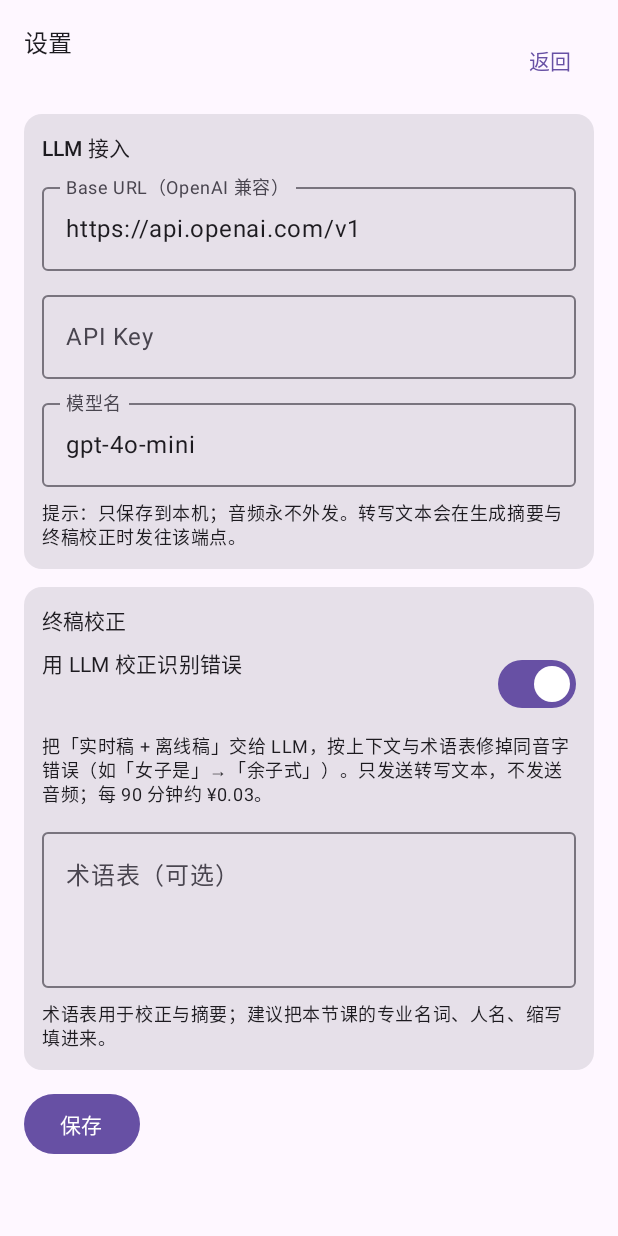
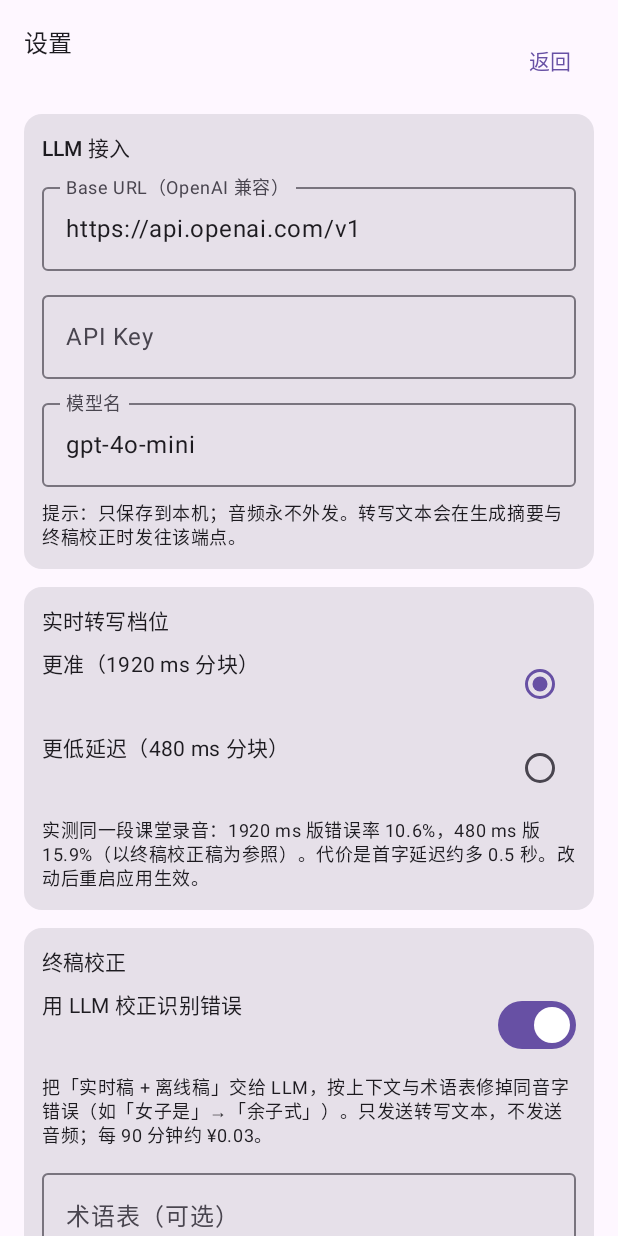
Before and after one commit to drysaltyfish/boguan, an Android app built with Jetpack Compose: the screen it shows after launch (MainActivity), after a tap on "设置", on a phone screen of 412 x 824 dp. Run offline under Robolectric (Android 15) with nearby library versions, the phone set to English and light mode, and no system bars; libraries missing offline, so code that uses them is left out: com.k2fsa.sherpa.

Commit message:
feat(asr): default realtime tier to the 1920ms model (ADR-0012) - measured both streaming variants against the LLM-corrected transcript on a real 18-segment lecture: 1920ms CER 10.6% vs 480ms 15.9% (33% relative fewer errors), while offline Paraformer scored 0.325 (worse than both, confirming ADR-0010). Also evaluated sherpa-onnx hotword biasing for the user glossary: the AAR exposes hotwordsFile/hotwordsScore but requires modified_beam_search and BPE-encoded hotwords, and X-ASR's BPE tokens reject plain Chinese terms ('Cannot find ID for token 余'), so hotwords silently do nothing - documented as rejected rather than shipped. Realtime chunk tier is now a setting (更准 1920ms default / 更低延迟 480ms, restart to apply); both model dirs live on the device. Device: engine loads the 1920ms model, recording + rolling correction + final pass verified.

```diff
--- a/app/src/main/java/com/boguan/app/MainActivity.kt
+++ b/app/src/main/java/com/boguan/app/MainActivity.kt
@@ -68,7 +68,10 @@ private fun RootScreen(vm: MainViewModel = viewModel()) {
             initialModel = vm.model,
             initialGlossary = vm.glossary,
             initialCorrectionEnabled = vm.correctionEnabled,
-            onSave = { b, k, m, glossary, correction -> vm.saveSettings(b, k, m, glossary, correction) },
+            initialRealtimeChunkMs = vm.realtimeChunkMs,
+            onSave = { b, k, m, glossary, correction, chunk ->
+                vm.saveSettings(b, k, m, glossary, correction, chunk)
+            },
             onBack = { showSettings = false },
         )
         opened != null -> HistoryDetailScreen(vm, opened)
--- a/app/src/main/java/com/boguan/app/MainViewModel.kt
+++ b/app/src/main/java/com/boguan/app/MainViewModel.kt
@@ -76,6 +76,7 @@ class MainViewModel(app: Application) : AndroidViewModel(app) {
     val model: String get() = settings.model
     val glossary: String get() = settings.glossary
     val correctionEnabled: Boolean get() = settings.correctionEnabled
+    val realtimeChunkMs: Int get() = settings.realtimeChunkMs
 
     fun saveSettings(
         baseUrl: String,
@@ -83,7 +84,11 @@ class MainViewModel(app: Application) : AndroidViewModel(app) {
         model: String,
         glossary: String = this.glossary,
         correctionEnabled: Boolean = this.correctionEnabled,
-    ) = settings.save(baseUrl, apiKey, model, glossary, correctionEnabled)
+        realtimeChunkMs: Int = this.realtimeChunkMs,
+    ) {
+        settings.save(baseUrl, apiKey, model, glossary, correctionEnabled)
+        settings.realtimeChunkMs = realtimeChunkMs
+    }
 
     // ---- 摘要状态 ----
     val summaryTitle: String get() = controller.summaryTitle
--- a/app/src/main/java/com/boguan/app/recording/RecordingController.kt
+++ b/app/src/main/java/com/boguan/app/recording/RecordingController.kt
@@ -153,7 +153,8 @@ object RecordingController {
         statusMessage = "模型加载中…"
         engineLoader.execute {
             val modelsRoot = File(ctx.getExternalFilesDir(null), "model")
-            val loaded = AsrEngine.create(modelsRoot)
+            val chunkMs = appSettings?.realtimeChunkMs ?: AppSettings.DEFAULT_REALTIME_CHUNK_MS
+            val loaded = AsrEngine.create(modelsRoot, chunkMs)
             main.post {
                 if (loaded == null) {
                     statusMessage = "未找到可用模型（" + modelsRoot.absolutePath + "）"
--- a/app/src/main/java/com/boguan/app/settings/AppSettings.kt
+++ b/app/src/main/java/com/boguan/app/settings/AppSettings.kt
@@ -30,6 +30,15 @@ class AppSettings(context: Context) {
     var summaryIntervalMs: Long
         get() = prefs.getLong(KEY_INTERVAL_MS, DEFAULT_INTERVAL_MS)
         set(v) = prefs.edit().putLong(KEY_INTERVAL_MS, v).apply()
+
+    /**
+     * 实时模型档位（chunk 毫秒）：1920 = 更准（默认），480 = 更低延迟。
+     * 实测（ADR-0012）：1920ms 对校正稿的 CER 0.106，480ms 为 0.159。
+     * 改动后需重启应用（引擎在启动时加载）。
+     */
+    var realtimeChunkMs: Int
+        get() = prefs.getInt(KEY_REALTIME_CHUNK_MS, DEFAULT_REALTIME_CHUNK_MS)
+        set(v) = prefs.edit().putInt(KEY_REALTIME_CHUNK_MS, v).apply()
 
     /** 本课/本会术语表（每行或逗号分隔），喂给终稿 LLM 校正（ADR-0011）。 */
     var glossary: String
@@ -74,11 +83,13 @@ class AppSettings(context: Context) {
         private const val KEY_MODEL = "llm_model"
         private const val KEY_INTERVAL_MS = "summary_interval_ms"
         private const val KEY_CONSOLIDATION_INTERVAL_MS = "consolidation_interval_ms"
+        private const val KEY_REALTIME_CHUNK_MS = "realtime_chunk_ms"
         private const val KEY_GLOSSARY = "glossary_terms"
         private const val KEY_CORRECTION_ENABLED = "llm_correction_enabled"
         const val DEFAULT_BASE_URL = "https://api.openai.com/v1"
         const val DEFAULT_MODEL = "gpt-4o-mini"
         const val DEFAULT_INTERVAL_MS = 120_000L
         const val DEFAULT_CONSOLIDATION_INTERVAL_MS = 600_000L
+        const val DEFAULT_REALTIME_CHUNK_MS = 1920
     }
 }
--- a/app/src/main/java/com/boguan/app/settings/SettingsScreen.kt
+++ b/app/src/main/java/com/boguan/app/settings/SettingsScreen.kt
@@ -12,6 +12,7 @@ import androidx.compose.material3.Button
 import androidx.compose.material3.Card
 import androidx.compose.material3.MaterialTheme
 import androidx.compose.material3.OutlinedTextField
+import androidx.compose.material3.RadioButton
 import androidx.compose.material3.Switch
 import androidx.compose.material3.Text
 import androidx.compose.material3.TextButton
@@ -35,7 +36,8 @@ fun SettingsScreen(
     initialModel: String,
     initialGlossary: String,
     initialCorrectionEnabled: Boolean,
-    onSave: (baseUrl: String, apiKey: String, model: String, glossary: String, correctionEnabled: Boolean) -> Unit,
+    initialRealtimeChunkMs: Int,
+    onSave: (baseUrl: String, apiKey: String, model: String, glossary: String, correctionEnabled: Boolean, realtimeChunkMs: Int) -> Unit,
     onBack: () -> Unit,
 ) {
     var baseUrl by remember { mutableStateOf(initialBaseUrl) }
@@ -43,6 +45,7 @@ fun SettingsScreen(
     var model by remember { mutableStateOf(initialModel) }
     var glossary by remember { mutableStateOf(initialGlossary) }
     var correctionEnabled by remember { mutableStateOf(initialCorrectionEnabled) }
+    var realtimeChunkMs by remember { mutableStateOf(initialRealtimeChunkMs) }
     var savedHint by remember { mutableStateOf("") }
 
     Column(
@@ -90,6 +93,25 @@ fun SettingsScreen(
 
         Card(Modifier.fillMaxWidth()) {
             Column(Modifier.padding(12.dp), verticalArrangement = Arrangement.spacedBy(8.dp)) {
+                Text("实时转写档位", style = MaterialTheme.typography.labelLarge)
+                Row(Modifier.fillMaxWidth(), horizontalArrangement = Arrangement.SpaceBetween) {
+                    Text("更准（1920 ms 分块）", style = MaterialTheme.typography.bodyMedium)
+                    RadioButton(selected = realtimeChunkMs == 1920, onClick = { realtimeChunkMs = 1920 })
+                }
+                Row(Modifier.fillMaxWidth(), horizontalArrangement = Arrangement.SpaceBetween) {
+                    Text("更低延迟（480 ms 分块）", style = MaterialTheme.typography.bodyMedium)
+                    RadioButton(selected = realtimeChunkMs == 480, onClick = { realtimeChunkMs = 480 })
+                }
+                Text(
+                    "实测同一段课堂录音：1920 ms 版错误率 10.6%，480 ms 版 15.9%（以终稿校正稿为参照）。" +
+                        "代价是首字延迟约多 0.5 秒。改动后重启应用生效。",
+                    style = MaterialTheme.typography.bodySmall,
+                )
+            }
+        }
+
+        Card(Modifier.fillMaxWidth()) {
+            Column(Modifier.padding(12.dp), verticalArrangement = Arrangement.spacedBy(8.dp)) {
                 Text("终稿校正", style = MaterialTheme.typography.labelLarge)
                 Row(Modifier.fillMaxWidth(), horizontalArrangement = Arrangement.SpaceBetween) {
                     Text("用 LLM 校正识别错误", style = MaterialTheme.typography.bodyMedium)
@@ -116,7 +138,7 @@ fun SettingsScreen(
         }
 
         Button(onClick = {
-            onSave(baseUrl, apiKey, model, glossary, correctionEnabled)
+            onSave(baseUrl, apiKey, model, glossary, correctionEnabled, realtimeChunkMs)
             savedHint = "已保存，下一段摘要立即生效"
         }) { Text("保存") }
         if (savedHint.isNotEmpty()) {
```
Also changed, not shown: 4 other files.
